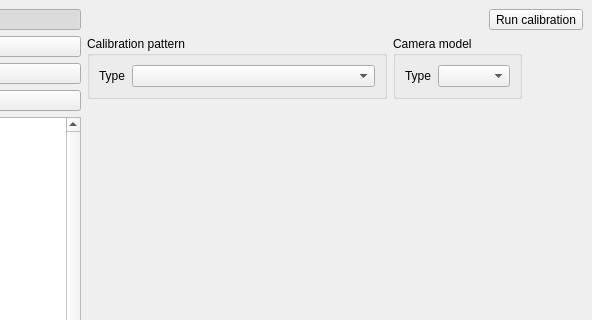
nikolaseu/neuvision, file lib/zcameracalibrator/src/zcameracalibratorwidget.ui: the form before one commit; both pictures show x 168 to 760 and y 0 to 320 of the 760 by 616 pixel window.
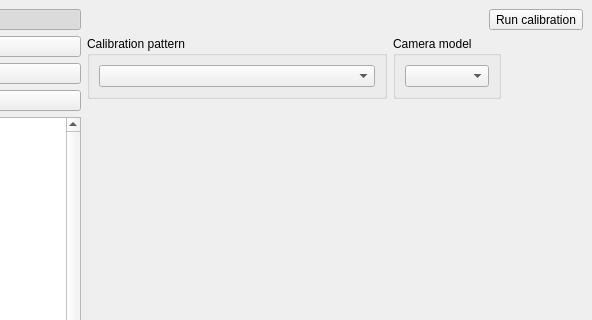
The form after the commit. The open tabs and pages were chosen to show the change. Custom widgets are drawn as their Qt base class.

Commit message: Small UI changes Use grid layouts

```diff
--- a/lib/zcameracalibrator/src/zcameracalibratorwidget.ui
+++ b/lib/zcameracalibrator/src/zcameracalibratorwidget.ui
@@ -232,15 +232,8 @@
              <property name="title">
               <string>Camera model</string>
              </property>
-             <layout class="QFormLayout" name="formLayout_2">
+             <layout class="QGridLayout" name="gridLayout_2">
               <item row="0" column="0">
-               <widget class="QLabel" name="label_2">
-                <property name="text">
-                 <string>Type</string>
-                </property>
-               </widget>
-              </item>
-              <item row="0" column="1">
                <widget class="QComboBox" name="cameraModelTypeComboBox"/>
               </item>
              </layout>
@@ -301,18 +294,8 @@
              <property name="title">
               <string>Calibration pattern</string>
              </property>
-             <layout class="QFormLayout" name="formLayout_4">
-              <property name="fieldGrowthPolicy">
-               <enum>QFormLayout::AllNonFixedFieldsGrow</enum>
-              </property>
+             <layout class="QGridLayout" name="gridLayout">
               <item row="0" column="0">
-               <widget class="QLabel" name="label_4">
-                <property name="text">
-                 <string>Type</string>
-                </property>
-               </widget>
-              </item>
-              <item row="0" column="1">
                <widget class="QComboBox" name="calibrationPatternTypeComboBox"/>
               </item>
              </layout>
```
Left out of the diff: 2 changed lines with no effect on the pictures. The commit also changes 6 other files.
